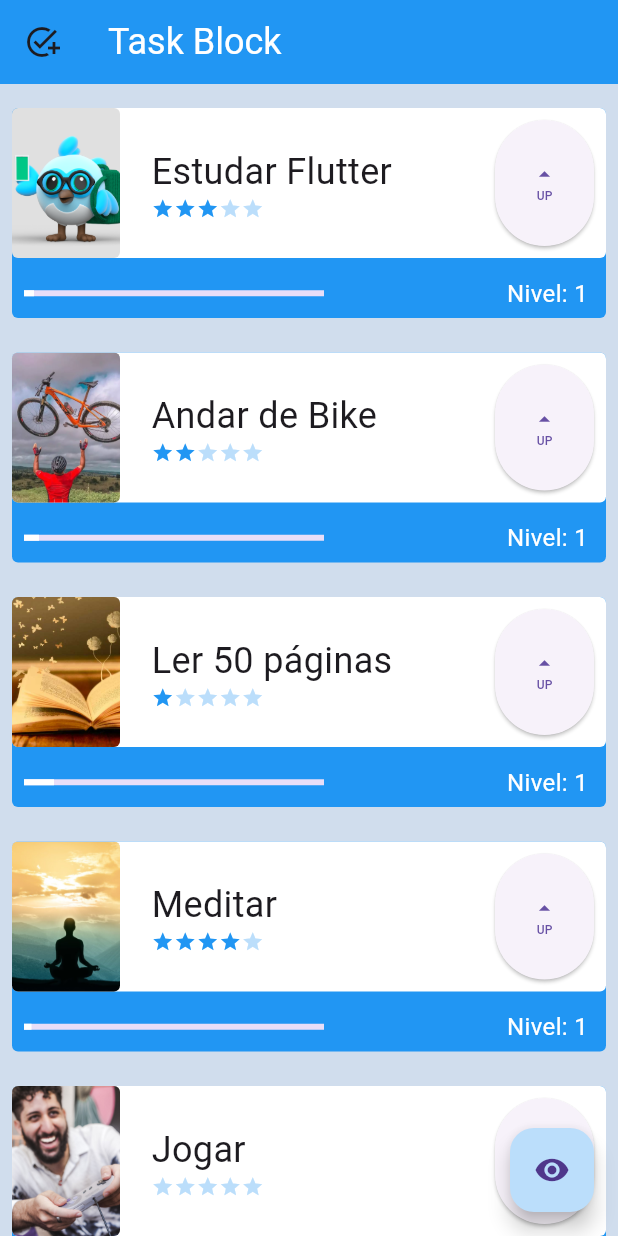
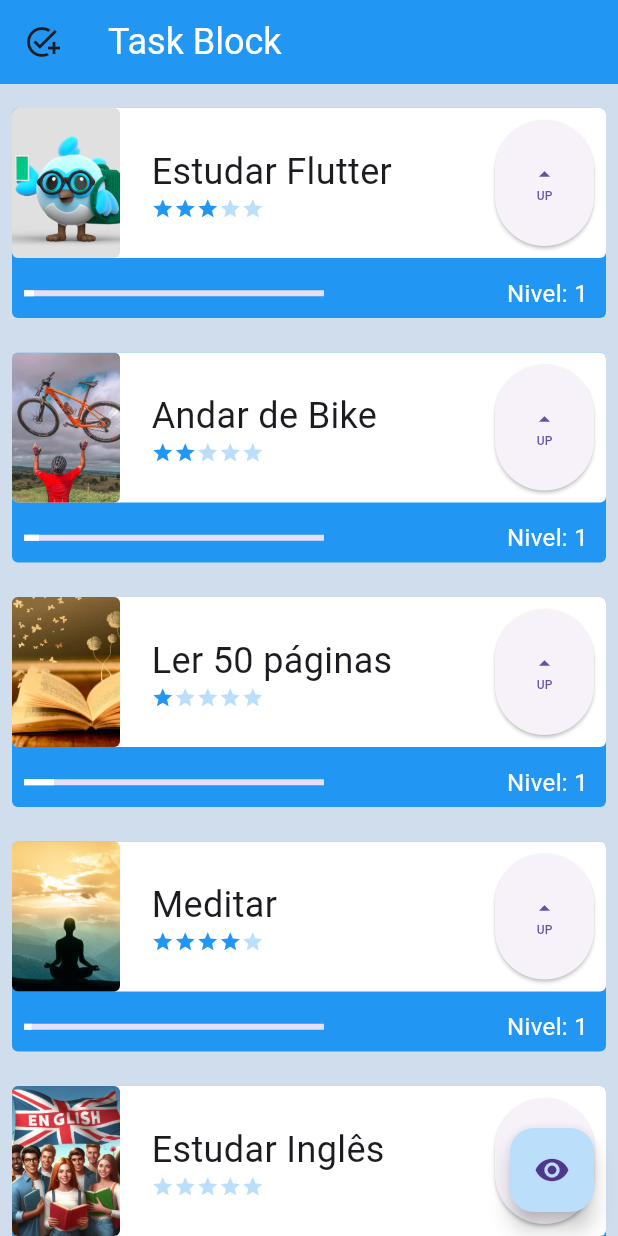
Before and after one commit to JonatasFlores/my-first-project, a Flutter app: the screen it shows after launch, on a phone screen of 412 x 824 dp. Run offline on Flutter 3.47's test engine with Material 3 defaults, Android fonts, the phone set to English and light mode, and no system bars.

Commit message:
Feat: Imagem adicionada alteração na task

```diff
--- a/lib/screens/tela_inicial.dart
+++ b/lib/screens/tela_inicial.dart
@@ -34,8 +34,8 @@ class _InitialScreenState extends State<InitialScreen> {
               Tasks('Ler 50 páginas', 'assets/images/ler.jpg', 1),
               Tasks('Meditar', 'assets/images/meditar.jpeg', 4),
               Tasks(
-                'Jogar',
-                'assets/images/jogar.jpg',
+                'Estudar Inglês',
+                'assets/images/aprender inglês.jpeg',
                 0,
               ),
               SizedBox(
```
Also changed, not shown: assets/images/aprender inglês.jpeg (added), assets/images/jogar.jpg (deleted).
